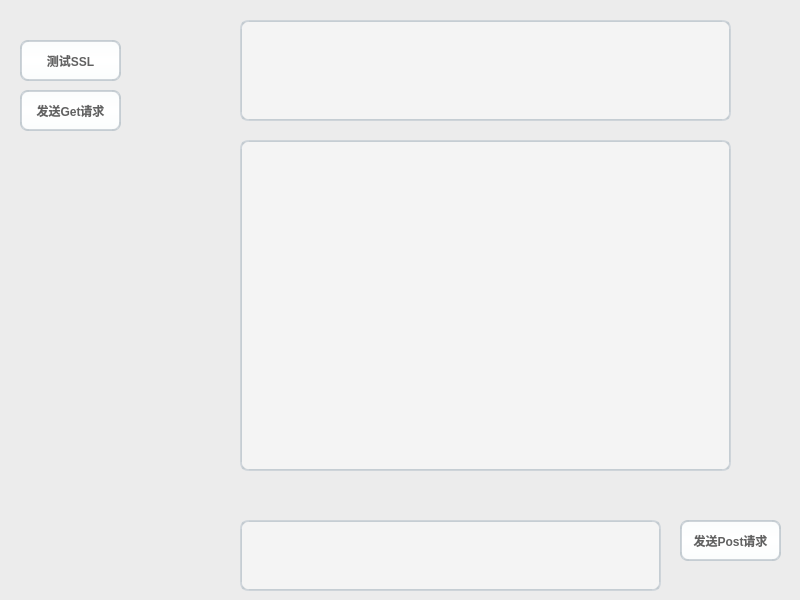
The window that widget.ui (ChengYull/Qt-HttpRequestDemo-DeepSeek) describes before a commit, drawn with Qt 5.
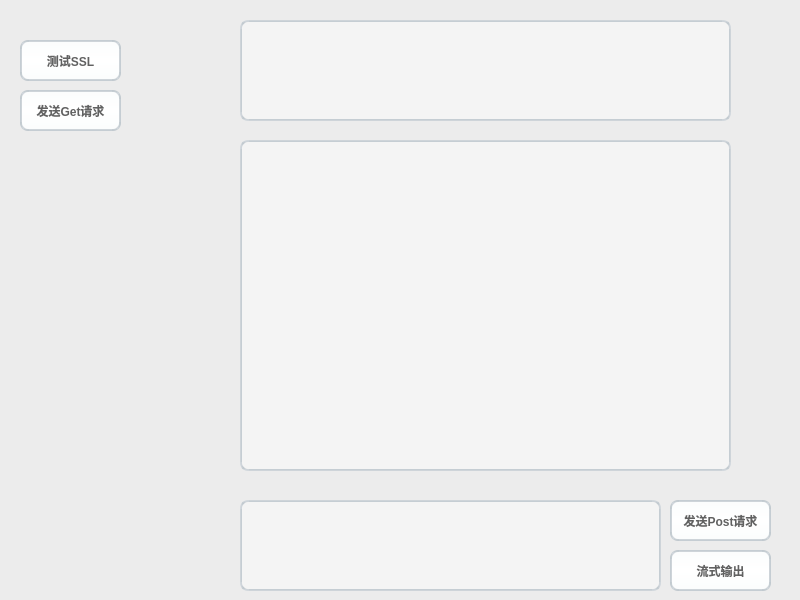
The same window after the commit. Icons and pictures are not drawn.

Commit message: 实现了AI流式输出回复

```diff
--- a/widget.ui
+++ b/widget.ui
@@ -478,8 +478,8 @@
   <widget class="QPushButton" name="postButton">
    <property name="geometry">
     <rect>
-     <x>680</x>
-     <y>520</y>
+     <x>670</x>
+     <y>500</y>
      <width>101</width>
      <height>41</height>
     </rect>
@@ -512,12 +512,25 @@
    <property name="geometry">
     <rect>
      <x>240</x>
-     <y>520</y>
+     <y>500</y>
      <width>421</width>
-     <height>71</height>
+     <height>91</height>
     </rect>
    </property>
   </widget>
+  <widget class="QPushButton" name="streamButton">
+   <property name="geometry">
+    <rect>
+     <x>670</x>
+     <y>550</y>
+     <width>101</width>
+     <height>41</height>
+    </rect>
+   </property>
+   <property name="text">
+    <string>流式输出</string>
+   </property>
+  </widget>
  </widget>
  <resources/>
  <connections/>
```
The commit also changes 2 other files.
